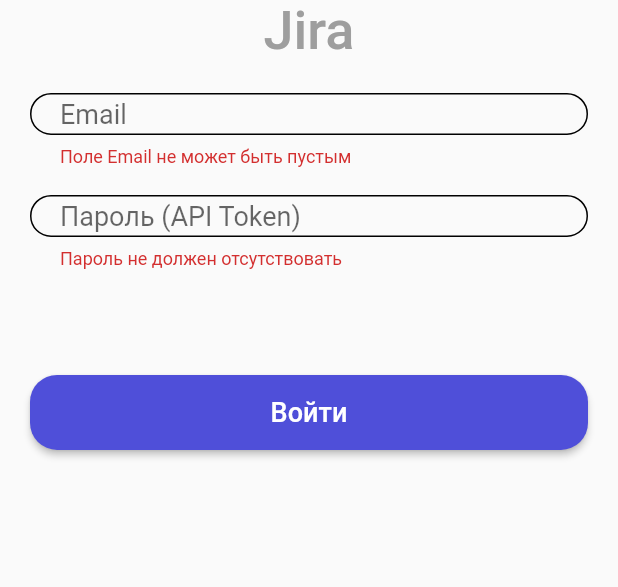
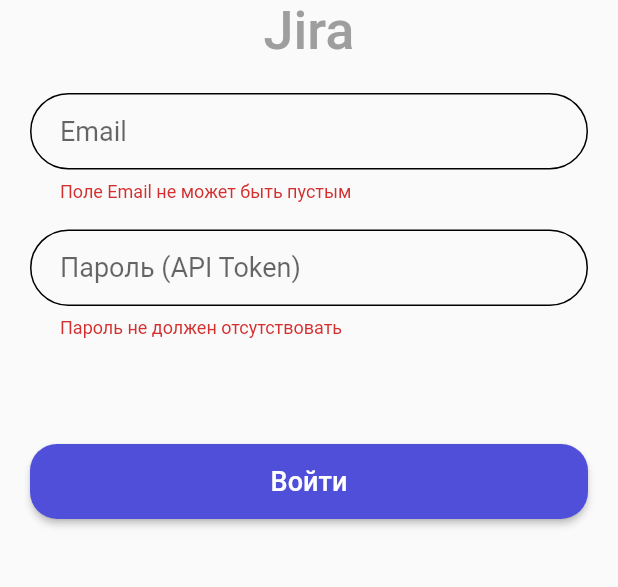
Before and after one commit to 1ldanlik/diplom-flutter-firebase, a Flutter app: the JiraLoginPage screen opened directly, after a tap on "Войти", on a phone screen of 412 x 824 dp, the part 248-835 px from its top. Run offline on Flutter 3.47's test engine with Material 2 defaults, Android fonts, the phone set to English and light mode, and no system bars; our stand-ins replace cloud_firestore, drop_shadow_image, firebase_auth, firebase_core, firebase_storage, flutter_datetime_picker and 4 more; missing offline and left inert: adaptive_spinner, dart:ffi, teledart; accounts and stored records are empty; network calls fail.

```diff
--- a/lib/pages/jira_login_page.dart
+++ b/lib/pages/jira_login_page.dart
@@ -78,14 +78,12 @@
                     key: _formKey,
                     child: Column(
                       children: <Widget>[
-                        Container(
-                          height: 50,
-                          child: TextFormField(
+                          TextFormField(
                             cursorColor: CustomColors.customBlack,
                             style: TextStyle(fontSize: 18),
                             decoration: const InputDecoration(
                               hintText: 'Email',
-                              contentPadding: EdgeInsets.only(left: 20, right: 20),
+                              contentPadding: EdgeInsets.only(left: 20, right: 20, top: 15, bottom: 15),
                               enabledBorder: const OutlineInputBorder(
                                   borderSide: BorderSide(color: Colors.grey, width: 2.0),
                                   borderRadius: const BorderRadius.all(
@@ -114,16 +112,13 @@
                             focusNode: _focusEmail,
                             validator: (value) => Validator.validateEmail(email: value),
                           ),
-                        ),
                         SizedBox(height: 18.0),
-                        Container(
-                          height: 50,
-                          child: TextFormField(
+                          TextFormField(
                             cursorColor: CustomColors.customBlack,
                             style: TextStyle(fontSize: 18),
                             decoration: const InputDecoration(
                               hintText: 'Пароль (API Token)',
-                              contentPadding: EdgeInsets.only(left: 20, right: 20),
+                              contentPadding: EdgeInsets.only(left: 20, right: 20, top: 15, bottom: 15),
                               enabledBorder: const OutlineInputBorder(
                                   borderSide: BorderSide(color: Colors.grey, width: 2.0),
                                   borderRadius: const BorderRadius.all(
@@ -153,7 +148,6 @@
                             obscureText: true,
                             validator: (value) => Validator.validateJiraPassword(password: value),
                           ),
-                        ),
                       ],
                     ),
                   ),
--- a/lib/pages/redact_profile_page.dart
+++ b/lib/pages/redact_profile_page.dart
@@ -169,6 +169,9 @@
                           : Row(
                         children: [
                           Expanded(
+                            child: Container(
+                              width: 400,
+                              height: 50,
                               child: ElevatedButton(
                                 style: ButtonStyle(
                                     backgroundColor: MaterialStateProperty.all(CustomColors.customPurple),
@@ -216,10 +219,18 @@
                                       );
                                     }
                                   }
+
+
+                                  await Future.delayed(Duration(seconds: 3));
+                                  setState(() {
+                                    _isProcessing = false;
+                                  });
+
                                 },
                                 child: Text(
                                   'Сохранить',
                                   style: TextStyle(color: Colors.white),
+                                ),
                               ),
                             ),
                           ),
--- a/lib/utils/validator.dart
+++ b/lib/utils/validator.dart
@@ -59,7 +59,7 @@
       return null;
     }
     if (subDivis.isEmpty) {
-      return 'Name can\'t be empty';
+      return 'Поле подразделения не должно быть пустым';
     }
 
     return null;
@@ -104,7 +104,7 @@
 
   static String? validateField({required String value}) {
     if (value.isEmpty) {
-      return 'Строка не может быть пустой';
+      return 'Поле ввода описания не должно быть пустым';
     }
 
     return null;
```
Also changed, not shown: lib/pages/add_issue_page.dart (+7 -5 lines), lib/pages/profile_page.dart (+6 -1 lines), lib/widgets/add_item_form.dart (+2 -7 lines). Lines whose indentation alone changed are shown as unchanged.
